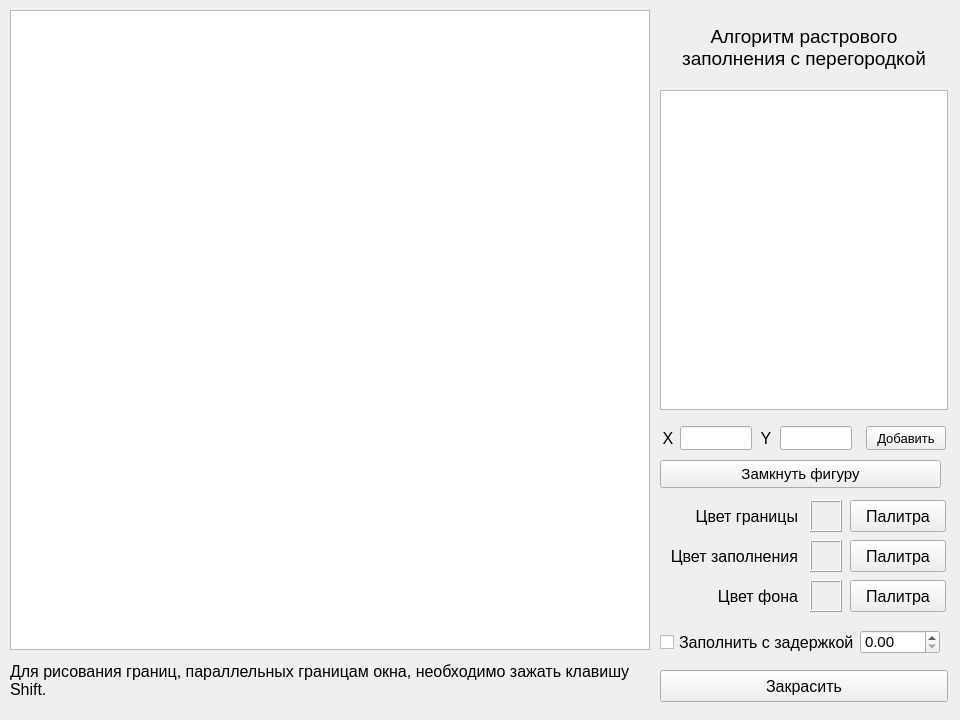
The window that antsor/lab_05/mainwindow.ui (SGCube/IU7-Computer-Graphics) describes before a commit, drawn with Qt 5.
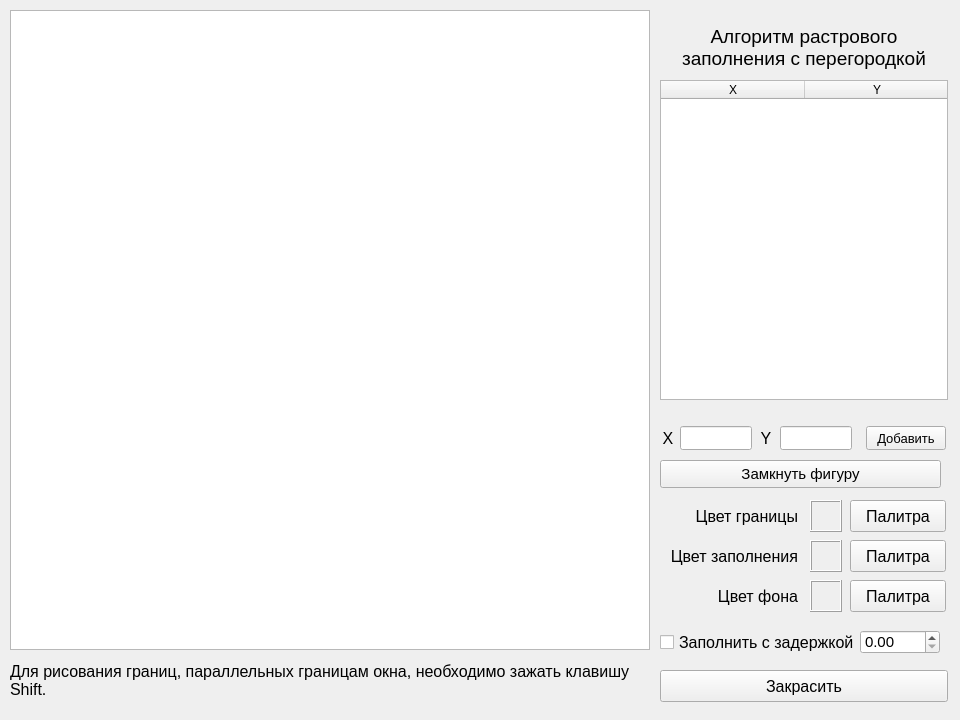
The same window after the commit.

The edit to the form file:
```diff
--- a/antsor/lab_05/mainwindow.ui
+++ b/antsor/lab_05/mainwindow.ui
@@ -55,16 +55,6 @@
      <set>Qt::AlignCenter</set>
     </property>
    </widget>
-   <widget class="QListView" name="edgeList">
-    <property name="geometry">
-     <rect>
-      <x>660</x>
-      <y>90</y>
-      <width>288</width>
-      <height>320</height>
-     </rect>
-    </property>
-   </widget>
    <widget class="QLabel" name="labelEdge">
     <property name="geometry">
      <rect>
@@ -419,6 +409,35 @@
      <string>Замкнуть фигуру</string>
     </property>
    </widget>
+   <widget class="QTableWidget" name="pointTable">
+    <property name="geometry">
+     <rect>
+      <x>660</x>
+      <y>80</y>
+      <width>288</width>
+      <height>320</height>
+     </rect>
+    </property>
+    <property name="horizontalScrollBarPolicy">
+     <enum>Qt::ScrollBarAlwaysOff</enum>
+    </property>
+    <attribute name="horizontalHeaderDefaultSectionSize">
+     <number>144</number>
+    </attribute>
+    <attribute name="horizontalHeaderMinimumSectionSize">
+     <number>144</number>
+    </attribute>
+    <column>
+     <property name="text">
+      <string>X</string>
+     </property>
+    </column>
+    <column>
+     <property name="text">
+      <string>Y</string>
+     </property>
+    </column>
+   </widget>
   </widget>
  </widget>
  <layoutdefault spacing="6" margin="11"/>
```
